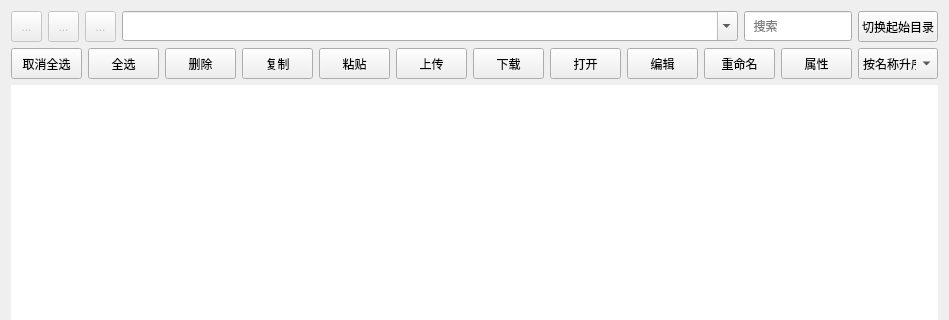
The window that src/MainTabWidgets/FileManagement/FileManagementTabForm.ui (ProgramCX/FoxNAS) describes before a commit, drawn with Qt 5; both pictures show x 0 to 949 and y 0 to 320 of the 949 by 499 pixel window.
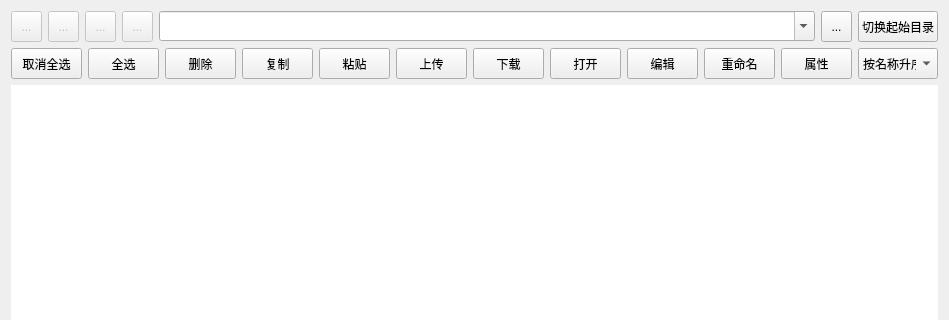
The same window after the commit. Icons and pictures are not drawn.

Commit message: feat(FileManagement): delete files

```diff
--- a/src/MainTabWidgets/FileManagement/FileManagementTabForm.ui
+++ b/src/MainTabWidgets/FileManagement/FileManagementTabForm.ui
@@ -111,6 +111,37 @@
          </property>
         </widget>
        </item>
+       <item>
+        <widget class="QToolButton" name="toolButtonRefresh">
+         <property name="enabled">
+          <bool>false</bool>
+         </property>
+         <property name="minimumSize">
+          <size>
+           <width>31</width>
+           <height>31</height>
+          </size>
+         </property>
+         <property name="maximumSize">
+          <size>
+           <width>31</width>
+           <height>31</height>
+          </size>
+         </property>
+         <property name="text">
+          <string>...</string>
+         </property>
+         <property name="icon">
+          <iconset theme="QIcon::ThemeIcon::SystemReboot"/>
+         </property>
+         <property name="iconSize">
+          <size>
+           <width>11</width>
+           <height>11</height>
+          </size>
+         </property>
+        </widget>
+       </item>
        <item>
         <widget class="QComboBox" name="comboBoxPath">
          <property name="sizePolicy">
@@ -137,27 +168,33 @@
         </widget>
        </item>
        <item>
-        <widget class="QLineEdit" name="lineEditSearch">
-         <property name="sizePolicy">
-          <sizepolicy hsizetype="Minimum" vsizetype="Fixed">
-           <horstretch>0</horstretch>
-           <verstretch>0</verstretch>
-          </sizepolicy>
+        <widget class="QToolButton" name="toolButtonGo">
+         <property name="enabled">
+          <bool>true</bool>
          </property>
          <property name="minimumSize">
           <size>
-           <width>100</width>
-           <height>30</height>
+           <width>31</width>
+           <height>31</height>
           </size>
          </property>
          <property name="maximumSize">
           <size>
-           <width>150</width>
-           <height>30</height>
+           <width>31</width>
+           <height>31</height>
           </size>
          </property>
-         <property name="placeholderText">
-          <string>  搜索</string>
+         <property name="text">
+          <string>...</string>
+         </property>
+         <property name="icon">
+          <iconset theme="QIcon::ThemeIcon::MailSend"/>
+         </property>
+         <property name="iconSize">
+          <size>
+           <width>11</width>
+           <height>11</height>
+          </size>
          </property>
         </widget>
        </item>
```
Left out of the diff: 3 changed lines with no effect on the pictures. The commit also changes 9 other files.
